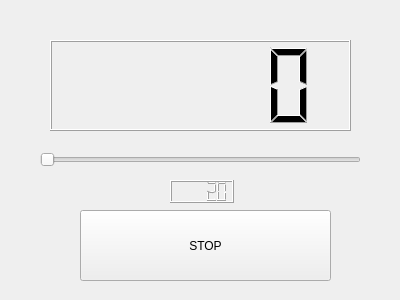
Old version of the form ejemplo1/counterDlg.ui in the repository 2Fernando2/robomk.
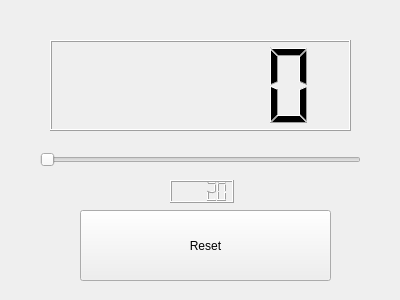
New version of the form.

```diff
--- a/ejemplo1/counterDlg.ui
+++ b/ejemplo1/counterDlg.ui
@@ -23,7 +23,7 @@
     </rect>
    </property>
    <property name="text">
-    <string>STOP</string>
+    <string>Reset</string>
    </property>
   </widget>
   <widget class="QLCDNumber" name="lcdNumber">
```
